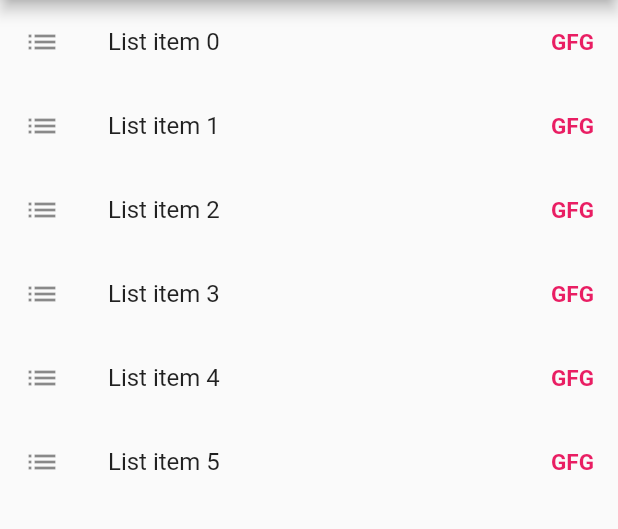
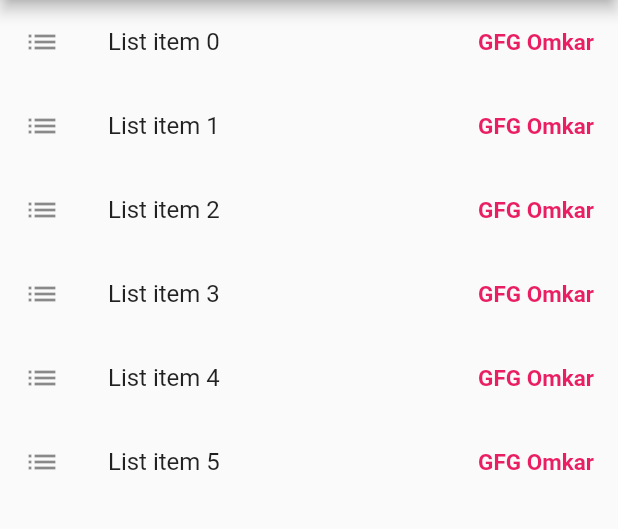
Before and after one commit to create-dan/assignment_4_it32, a Flutter app: the screen it shows after launch, on a phone screen of 412 x 824 dp, the part 84-613 px from its top. Run offline on Flutter 3.47's test engine with Material 2 defaults, Android fonts, the phone set to English and light mode, and no system bars.

Commit message:
final commit

```diff
--- a/lib/main.dart
+++ b/lib/main.dart
@@ -32,7 +32,7 @@ class ListViewBuilder extends StatelessWidget {
             return ListTile(
                 leading: Icon(Icons.list),
                 trailing: Text(
-                  "GFG",
+                  "GFG Omkar",
                   style: TextStyle(
                       color: Colors.pink,
                       fontSize: 15,
```
